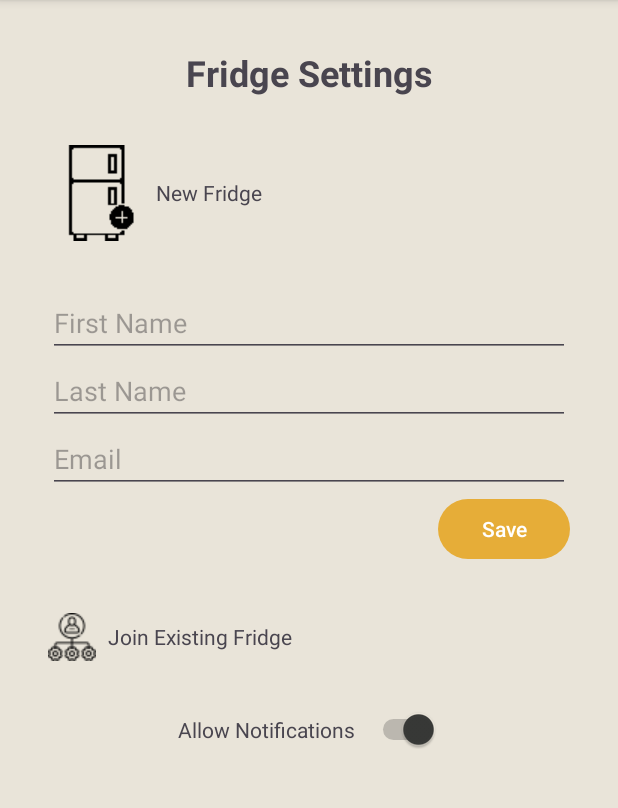
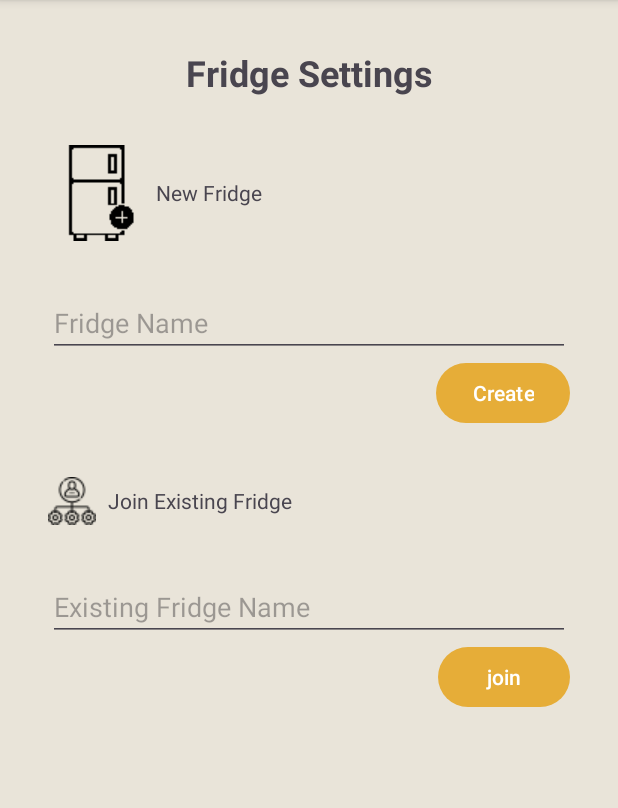
Before and after one commit to Reprodux/fridgeFriend, an Android app: the FridgeSettingActivity screen opened directly, with no data from a screen before it, after a tap on "Join Existing Fridge", on a phone screen of 412 x 824 dp, the part 96-904 px from its top. Run offline under Robolectric (Android 15) with nearby library versions, the phone set to English and light mode, and no system bars; our stand-ins replace Firebase (no records; nobody signed in at launch, a user with empty details on screens opened directly); 1 other tap on this screen came first.

Commit message:
added activity for new fridge

```diff
--- a/app/src/main/java/com/example/fridge_friend/FridgeSettingActivity.java
+++ b/app/src/main/java/com/example/fridge_friend/FridgeSettingActivity.java
@@ -21,10 +21,10 @@ public class FridgeSettingActivity extends AppToolbar {
         setContentView(R.layout.activity_fridge_creation);
 
         // Initializing the hidden layout for personal settings
-        layoutPersonalSettingsInfo = findViewById(R.id.layoutPersonalSettingsInfo);
+        layoutPersonalSettingsInfo = findViewById(R.id.layoutNewFridgeInfo);
         // Initialize the hidden layout for notifications
-        layoutNotificationSettings = findViewById(R.id.layoutNotificationSettings);
-        switchAllowNotifications = findViewById(R.id.switchAllowNotifications);
+        layoutNotificationSettings = findViewById(R.id.layoutJoinExistingFridgeInput);
+
     }
 
     // toggling the Personal Settings section
--- a/app/src/main/java/com/example/fridge_friend/MainActivity.java
+++ b/app/src/main/java/com/example/fridge_friend/MainActivity.java
@@ -54,8 +54,8 @@ public class MainActivity extends AppToolbar {
 
     public void onShoppingList(View v) {
         // TODO: Launch Shopping List Activity
-        Log.i(TAG, String.valueOf(R.string.shopping_list_clicked));
-        showToast(R.string.shopping_list_clicked);
+        Intent intent = new Intent(this, ShoppingListActivity.class);
+        startActivity(intent);
     }
 
     private void showToast(int resId) {
--- a/app/src/main/res/layout/activity_fridge_creation.xml
+++ b/app/src/main/res/layout/activity_fridge_creation.xml
@@ -42,7 +42,7 @@
 
     <!-- Hidden expandable layout for Personal Settings -->
     <LinearLayout
-        android:id="@+id/layoutPersonalSettingsInfo"
+        android:id="@+id/layoutNewFridgeInfo"
         android:layout_width="match_parent"
         android:layout_height="wrap_content"
         android:orientation="vertical"
@@ -52,36 +52,20 @@
         app:layout_constraintStart_toStartOf="parent"
         app:layout_constraintEnd_toEndOf="parent">
 
-        <!-- First Name Field -->
+        <!-- New Fridge Name Field -->
         <EditText
-            android:id="@+id/editTextFirstName"
+            android:id="@+id/editTextNewFridgeName"
             android:layout_width="match_parent"
             android:layout_height="wrap_content"
-            android:hint="@string/first_name"
+            android:hint="@string/fridge_name"
             android:inputType="textPersonName" />
 
-        <!-- Last Name Field -->
-        <EditText
-            android:id="@+id/editTextLastName"
-            android:layout_width="match_parent"
-            android:layout_height="wrap_content"
-            android:hint="@string/last_name"
-            android:inputType="textPersonName" />
-
-        <!-- Email Field -->
-        <EditText
-            android:id="@+id/editTextEmail"
-            android:layout_width="match_parent"
-            android:layout_height="wrap_content"
-            android:hint="@string/email"
-            android:inputType="textEmailAddress" />
-
-        <!-- Save Button (Optional) -->
+        <!-- Save Button -->
         <Button
-            android:id="@+id/buttonSavePersonalSettings"
+            android:id="@+id/buttonCreateNewFridge"
             android:layout_width="wrap_content"
             android:layout_height="wrap_content"
-            android:text="@string/save_button"
+            android:text="@string/create"
             android:layout_gravity="end" />
     </LinearLayout>
 
@@ -103,11 +87,12 @@
         android:text="@string/join_existing_fridge"
         app:layout_constraintEnd_toEndOf="parent"
         app:layout_constraintStart_toStartOf="parent"
-        app:layout_constraintTop_toBottomOf="@id/layoutPersonalSettingsInfo" />
+        app:layout_constraintTop_toBottomOf="@id/layoutNewFridgeInfo" />
 
     <!-- Hidden expandable layout for Notification Settings -->
+    <!-- Hidden expandable layout for Personal Settings -->
     <LinearLayout
-        android:id="@+id/layoutNotificationSettings"
+        android:id="@+id/layoutJoinExistingFridgeInput"
         android:layout_width="match_parent"
         android:layout_height="wrap_content"
         android:orientation="vertical"
@@ -117,25 +102,22 @@
         app:layout_constraintStart_toStartOf="parent"
         app:layout_constraintEnd_toEndOf="parent">
 
-        <!-- Allow Notifications Switch -->
-        <LinearLayout
+        <!-- New Fridge Name Field -->
+        <EditText
+            android:id="@+id/editTextExistingFridgeID"
             android:layout_width="match_parent"
             android:layout_height="wrap_content"
-            android:orientation="horizontal"
-            android:gravity="center">
+            android:hint="@string/existing_fridge_name"
+            android:inputType="textPersonName" />
 
-            <TextView
-                android:layout_width="wrap_content"
-                android:layout_height="wrap_content"
-                android:text="@string/allow_notifications"
-                android:layout_marginEnd="8dp"/>
+        <!-- Save Button -->
+        <Button
+            android:id="@+id/buttonRequestJoinFridge"
+            android:layout_width="wrap_content"
+            android:layout_height="wrap_content"
+            android:text="@string/join"
+            android:layout_gravity="end" />
 
-            <Switch
-                android:id="@+id/switchAllowNotifications"
-                android:layout_width="wrap_content"
-                android:layout_height="wrap_content"
-                android:checked="true" />
-        </LinearLayout>
     </LinearLayout>
 
     <!-- Account Management Option -->
--- a/app/src/main/res/values/strings.xml
+++ b/app/src/main/res/values/strings.xml
@@ -49,4 +49,8 @@
     <string name="shopping_list_clicked">Shopping List Clicked</string>
     <string name="join_existing_fridge">Join Existing Fridge</string>
     <string name="fridge_settings">Fridge Settings</string>
+    <string name="create">Create</string>
+    <string name="existing_fridge_name">Existing Fridge Name</string>
+    <string name="join">join</string>
+    <string name="clear_list">Clear Shopping List</string>
 </resources>
```
Also changed, not shown: app/src/main/AndroidManifest.xml (+24 -21 lines), app/src/main/java/com/example/fridge_friend/ShoppingItemViewActivity.java (added, +41 -0 lines), app/src/main/java/com/example/fridge_friend/ShoppingListActivity.java (added, +72 -0 lines), app/src/main/res/layout/activity_shopping_list.xml (added, +49 -0 lines).
